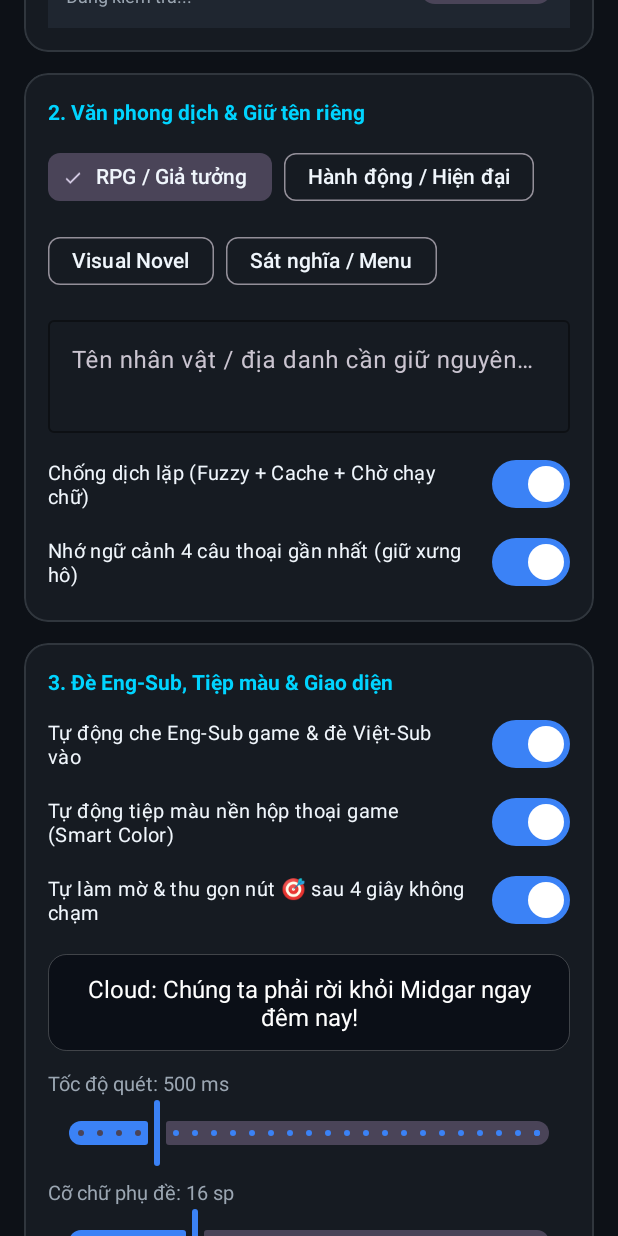
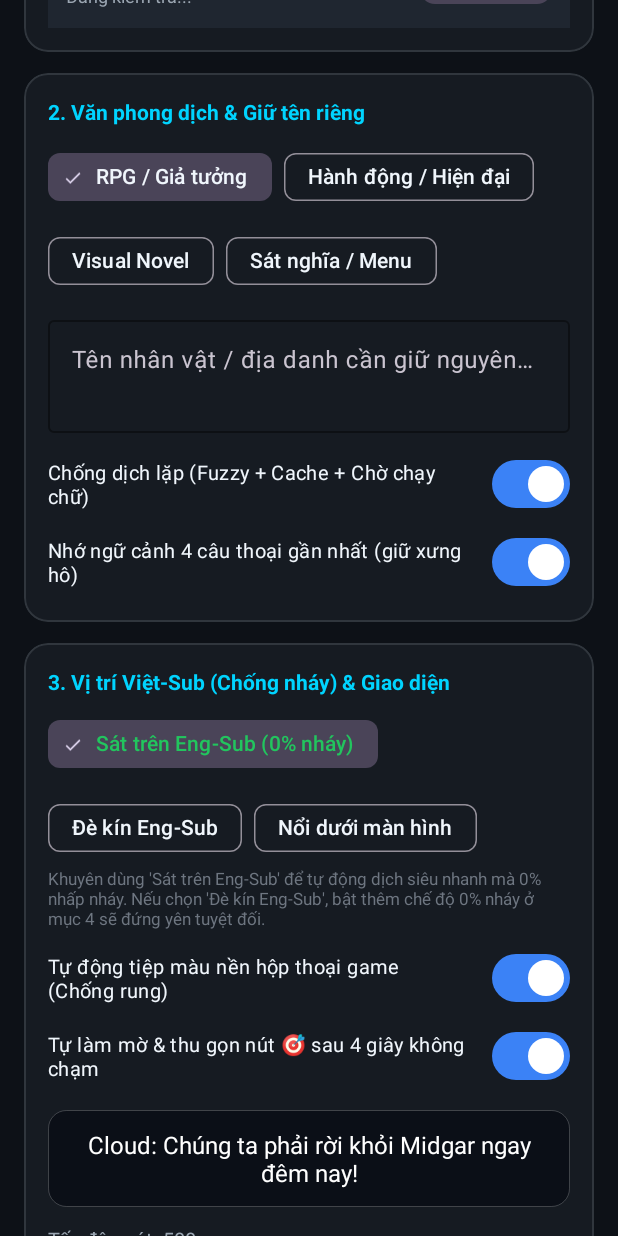
Before and after one commit to gianghamk-hash/GameScreenTranslator, an Android app: the screen it shows after launch (MainActivity), scrolled down 576 dp, on a phone screen of 412 x 824 dp. Run offline under Robolectric (Android 15) with nearby library versions, the phone set to English and light mode, and no system bars; libraries missing offline, so code that uses them is left out: com.google.mlkit.common, com.google.mlkit.nl; pictures from the network do not load; 3 statements that could not run were skipped.

Commit message:
Cap nhat v2.3 chong nhap nhay

```diff
--- a/app/build.gradle.kts
+++ b/app/build.gradle.kts
@@ -2,8 +2,8 @@ plugins {
     alias(libs.plugins.android.application)
 }
 
-val propVersionCode = (project.findProperty("versionCode") as String?)?.toIntOrNull() ?: 4
-val propVersionName = (project.findProperty("versionName") as String?) ?: "2.2"
+val propVersionCode = (project.findProperty("versionCode") as String?)?.toIntOrNull() ?: 5
+val propVersionName = (project.findProperty("versionName") as String?) ?: "2.3"
 val keystorePath = System.getenv("KEYSTORE_PATH")
 val keystorePasswordEnv = System.getenv("KEYSTORE_PASSWORD")
 val keyAliasEnv = System.getenv("KEY_ALIAS")
--- a/app/src/main/java/com/giang/gametranslator/AppConfig.kt
+++ b/app/src/main/java/com/giang/gametranslator/AppConfig.kt
@@ -39,6 +39,19 @@ enum class TranslationStyle(val label: String, val instruction: String) {
     }
 }
 
+enum class SubtitlePositionMode(val label: String) {
+    ABOVE_CROP("Sát trên Eng-Sub (0% nháy)"),
+    COVER_CROP("Đè kín Eng-Sub"),
+    BOTTOM_FLOATING("Nổi phía dưới (0% nháy)");
+
+    companion object {
+        fun fromName(name: String?, legacyCoverEngSub: Boolean = false): SubtitlePositionMode {
+            entries.firstOrNull { it.name == name }?.let { return it }
+            return if (legacyCoverEngSub) COVER_CROP else ABOVE_CROP
+        }
+    }
+}
+
 enum class SubtitleColor(val colorInt: Int) {
     WHITE(Color.WHITE),
     YELLOW(Color.parseColor("#FFFDE047")),
@@ -69,7 +82,7 @@ data class TranslatorSettings(
     val translationMode: TranslationMode = TranslationMode.HYBRID,
     val translationStyle: TranslationStyle = TranslationStyle.RPG_FANTASY,
     val customGlossary: String = "",
-    val coverEngSub: Boolean = true,
+    val subtitlePositionMode: SubtitlePositionMode = SubtitlePositionMode.ABOVE_CROP,
     val smartColorMatch: Boolean = true,
     val manualTriggerOnly: Boolean = false,
     val autoFadeBubble: Boolean = true,
@@ -87,6 +100,9 @@ data class TranslatorSettings(
     val cropRightPct: Float = 0.92f,
     val cropBottomPct: Float = 0.95f
 ) {
+    val coverEngSub: Boolean
+        get() = subtitlePositionMode == SubtitlePositionMode.COVER_CROP
+
     fun bgAlphaInt(): Int =
         ((subtitleBgAlphaPct.coerceIn(40, 100) / 100f) * 255f).toInt().coerceIn(100, 255)
 
@@ -109,6 +125,8 @@ object SettingsStore {
 
     fun load(context: Context): TranslatorSettings {
         val p = context.getSharedPreferences(PREF_NAME, Context.MODE_PRIVATE)
+        val savedPosName = p.getString("SUBTITLE_POSITION_MODE", null)
+        val legacyCover = p.getBoolean("COVER_ENG_SUB", false)
         return TranslatorSettings(
             apiKey = p.getString("API_KEY", "")?.trim() ?: "",
             modelName = p.getString("MODEL_NAME", "gemini-2.5-flash-lite")
@@ -118,7 +136,7 @@ object SettingsStore {
             translationMode = TranslationMode.fromName(p.getString("TRANSLATION_MODE", null)),
             translationStyle = TranslationStyle.fromName(p.getString("TRANSLATION_STYLE", null)),
             customGlossary = p.getString("CUSTOM_GLOSSARY", "") ?: "",
-            coverEngSub = p.getBoolean("COVER_ENG_SUB", true),
+            subtitlePositionMode = SubtitlePositionMode.fromName(savedPosName, legacyCover),
             smartColorMatch = p.getBoolean("SMART_COLOR_MATCH", true),
             manualTriggerOnly = p.getBoolean("MANUAL_TRIGGER_ONLY", false),
             autoFadeBubble = p.getBoolean("AUTO_FADE_BUBBLE", true),
@@ -145,6 +163,7 @@ object SettingsStore {
             .putString("TRANSLATION_MODE", s.translationMode.name)
             .putString("TRANSLATION_STYLE", s.translationStyle.name)
             .putString("CUSTOM_GLOSSARY", s.customGlossary.trim())
+            .putString("SUBTITLE_POSITION_MODE", s.subtitlePositionMode.name)
             .putBoolean("COVER_ENG_SUB", s.coverEngSub)
             .putBoolean("SMART_COLOR_MATCH", s.smartColorMatch)
             .putBoolean("MANUAL_TRIGGER_ONLY", s.manualTriggerOnly)
--- a/app/src/main/java/com/giang/gametranslator/MainActivity.kt
+++ b/app/src/main/java/com/giang/gametranslator/MainActivity.kt
@@ -63,8 +63,8 @@ class MainActivity : AppCompatActivity() {
     private lateinit var switchAntiDuplicate: MaterialSwitch
     private lateinit var switchContextMemory: MaterialSwitch
 
-    // Cover & Appearance
-    private lateinit var switchCoverEngSub: MaterialSwitch
+    // Position & Appearance
+    private lateinit var chipGroupSubPos: ChipGroup
     private lateinit var switchSmartColorMatch: MaterialSwitch
     private lateinit var switchAutoFadeBubble: MaterialSwitch
     private lateinit var txtSubtitlePreview: TextView
@@ -107,10 +107,10 @@ class MainActivity : AppCompatActivity() {
     private fun getCurrentVersionTag(): String {
         return try {
             val info = packageManager.getPackageInfo(packageName, 0)
-            val vName = info.versionName ?: "2.2"
+            val vName = info.versionName ?: "2.3"
             if (vName.startsWith("v", ignoreCase = true)) vName else "v$vName"
         } catch (_: Exception) {
-            "v2.2"
+            "v2.3"
         }
     }
 
@@ -125,7 +125,6 @@ class MainActivity : AppCompatActivity() {
         setupListeners()
         refreshOfflineModelStatus()
 
-        // Tự động kiểm tra bản cập nhật OTA ngầm ngay khi mở app
         checkForOtaUpdate(silent = true)
     }
 
@@ -153,7 +152,7 @@ class MainActivity : AppCompatActivity() {
         switchAntiDuplicate = findViewById(R.id.switchAntiDuplicate)
         switchContextMemory = findViewById(R.id.switchContextMemory)
 
-        switchCoverEngSub = findViewById(R.id.switchCoverEngSub)
+        chipGroupSubPos = findViewById(R.id.chipGroupSubPos)
         switchSmartColorMatch = findViewById(R.id.switchSmartColorMatch)
         switchAutoFadeBubble = findViewById(R.id.switchAutoFadeBubble)
         txtSubtitlePreview = findViewById(R.id.txtSubtitlePreview)
@@ -230,7 +229,7 @@ class MainActivity : AppCompatActivity() {
 
         AlertDialog.Builder(this)
             .setTitle("Lưu Profile Game")
-            .setMessage("Sẽ lưu vùng Eng-Sub hiện tại, văn phong, tên riêng và chế độ đè sub.")
+            .setMessage("Sẽ lưu vùng Eng-Sub hiện tại, văn phong, tên riêng và vị trí phụ đề.")
             .setView(input)
             .setPositiveButton("Lưu") { _, _ ->
                 val name = input.text.toString().trim()
@@ -339,7 +338,13 @@ class MainActivity : AppCompatActivity() {
         edtGlossary.setText(s.customGlossary)
         switchAntiDuplicate.isChecked = s.antiDuplicate
         switchContextMemory.isChecked = s.useContextMemory
-        switchCoverEngSub.isChecked = s.coverEngSub
+
+        when (s.subtitlePositionMode) {
+            SubtitlePositionMode.ABOVE_CROP -> chipGroupSubPos.check(R.id.chipPosAbove)
+            SubtitlePositionMode.COVER_CROP -> chipGroupSubPos.check(R.id.chipPosCover)
+            SubtitlePositionMode.BOTTOM_FLOATING -> chipGroupSubPos.check(R.id.chipPosBottom)
+        }
+
         switchSmartColorMatch.isChecked = s.smartColorMatch
         switchAutoFadeBubble.isChecked = s.autoFadeBubble
         switchManualTriggerOnly.isChecked = s.manualTriggerOnly
@@ -448,6 +453,12 @@ class MainActivity : AppCompatActivity() {
             else -> TranslationStyle.RPG_FANTASY
         }
 
+        val posMode = when (chipGroupSubPos.checkedChipId) {
+            R.id.chipPosCover -> SubtitlePositionMode.COVER_CROP
+            R.id.chipPosBottom -> SubtitlePositionMode.BOTTOM_FLOATING
+            else -> SubtitlePositionMode.ABOVE_CROP
+        }
+
         val color = when (chipGroupColor.checkedChipId) {
             R.id.chipColorYellow -> SubtitleColor.YELLOW
             R.id.chipColorCyan -> SubtitleColor.CYAN
@@ -477,7 +488,7 @@ class MainActivity : AppCompatActivity() {
             translationMode = mode,
             translationStyle = style,
             customGlossary = edtGlossary.text?.toString()?.trim() ?: "",
-            coverEngSub = switchCoverEngSub.isChecked,
+            subtitlePositionMode = posMode,
             smartColorMatch = switchSmartColorMatch.isChecked,
             autoFadeBubble = switchAutoFadeBubble.isChecked,
             manualTriggerOnly = switchManualTriggerOnly.isChecked,
--- a/app/src/main/res/layout/activity_main.xml
+++ b/app/src/main/res/layout/activity_main.xml
@@ -54,7 +54,7 @@
                 android:background="@color/surface_elevated"
                 android:paddingHorizontal="10dp"
                 android:paddingVertical="4dp"
-                android:text="v2.2"
+                android:text="v2.3"
                 android:textColor="@color/accent_cyan"
                 android:textSize="12sp"
                 android:textStyle="bold" />
@@ -404,7 +404,7 @@
             </LinearLayout>
         </com.google.android.material.card.MaterialCardView>
 
-        <!-- CARD 3: ĐÈ ENG-SUB, TIỆP MÀU & GIAO DIỆN PHỤ ĐỀ -->
+        <!-- CARD 3: VỊ TRÍ PHỤ ĐỀ (CHỐNG NHÁY), TIỆP MÀU & GIAO DIỆN -->
         <com.google.android.material.card.MaterialCardView
             android:layout_width="match_parent"
             android:layout_height="wrap_content"
@@ -424,28 +424,60 @@
                 <TextView
                     android:layout_width="wrap_content"
                     android:layout_height="wrap_content"
-                    android:text="3. Đè Eng-Sub, Tiệp màu &amp; Giao diện"
+                    android:text="3. Vị trí Việt-Sub (Chống nháy) &amp; Giao diện"
                     android:textColor="@color/accent_cyan"
                     android:textSize="14sp"
                     android:textStyle="bold" />
 
-                <com.google.android.material.materialswitch.MaterialSwitch
-                    android:id="@+id/switchCoverEngSub"
+                <com.google.android.material.chip.ChipGroup
+                    android:id="@+id/chipGroupSubPos"
                     android:layout_width="match_parent"
                     android:layout_height="wrap_content"
                     android:layout_marginTop="8dp"
-                    android:checked="true"
-                    android:text="Tự động che Eng-Sub game &amp; đè Việt-Sub vào"
-                    android:textColor="@color/text_primary"
-                    android:textSize="13sp" />
+                    app:selectionRequired="true"
+                    app:singleSelection="true">
+
+                    <com.google.android.material.chip.Chip
+                        android:id="@+id/chipPosAbove"
+                        style="@style/Widget.Material3.Chip.Filter"
+                        android:layout_width="wrap_content"
+                        android:layout_height="wrap_content"
+                        android:checked="true"
+                        android:text="Sát trên Eng-Sub (0% nháy)"
+                        android:textColor="@color/accent_green" />
+
+                    <com.google.android.material.chip.Chip
+                        android:id="@+id/chipPosCover"
+                        style="@style/Widget.Material3.Chip.Filter"
+                        android:layout_width="wrap_content"
+                        android:layout_height="wrap_content"
+                        android:text="Đè kín Eng-Sub"
+                        android:textColor="@color/text_primary" />
+
+                    <com.google.android.material.chip.Chip
+                        android:id="@+id/chipPosBottom"
+                        style="@style/Widget.Material3.Chip.Filter"
+                        android:layout_width="wrap_content"
+                        android:layout_height="wrap_content"
+                        android:text="Nổi dưới màn hình"
+                        android:textColor="@color/text_primary" />
+                </com.google.android.material.chip.ChipGroup>
+
+                <TextView
+                    android:layout_width="match_parent"
+                    android:layout_height="wrap_content"
+                    android:layout_marginTop="2dp"
+                    android:text="Khuyên dùng 'Sát trên Eng-Sub' để tự động dịch siêu nhanh mà 0% nhấp nháy. Nếu chọn 'Đè kín Eng-Sub', bật thêm chế độ 0% nháy ở mục 4 sẽ đứng yên tuyệt đối."
+                    android:textColor="@color/text_muted"
+                    android:textSize="11.5sp" />
 
                 <com.google.android.material.materialswitch.MaterialSwitch
                     android:id="@+id/switchSmartColorMatch"
                     android:layout_width="match_parent"
                     android:layout_height="wrap_content"
-                    android:layout_marginTop="4dp"
+                    android:layout_marginTop="8dp"
                     android:checked="true"
-                    android:text="Tự động tiệp màu nền hộp thoại game (Smart Color)"
+                    android:text="Tự động tiệp màu nền hộp thoại game (Chống rung)"
                     android:textColor="@color/text_primary"
                     android:textSize="13sp" />
 
@@ -752,7 +784,7 @@
                     android:layout_width="match_parent"
                     android:layout_height="wrap_content"
                     android:layout_marginTop="6dp"
-                    android:text="• 1 chạm 🎯 (hoặc ⚡): Khoanh vùng Eng-Sub (hoặc dịch ngay ở chế độ 0% nháy).\n• Chạm đúp 🎯: Dịch toàn màn hình Menu / Kho đồ.\n• Nhấn giữ 🎯: Mở menu nhanh (Đổi Profile, Lịch sử, Đè Sub, 0% nháy)."
+                    android:text="• 1 chạm 🎯 (hoặc ⚡): Khoanh vùng Eng-Sub (hoặc dịch ngay ở chế độ 0% nháy).\n• Chạm đúp 🎯: Dịch toàn màn hình Menu / Kho đồ.\n• Nhấn giữ 🎯: Mở menu nhanh (Đổi vị trí Sub, Profile, Lịch sử, 0% nháy)."
                     android:textColor="@color/text_secondary"
                     android:textSize="12.5sp" />
 
```
Also changed, not shown: app/src/main/java/com/giang/gametranslator/GameProfileStore.kt (+9 -6 lines), app/src/main/java/com/giang/gametranslator/OverlayService.kt (+121 -60 lines).
